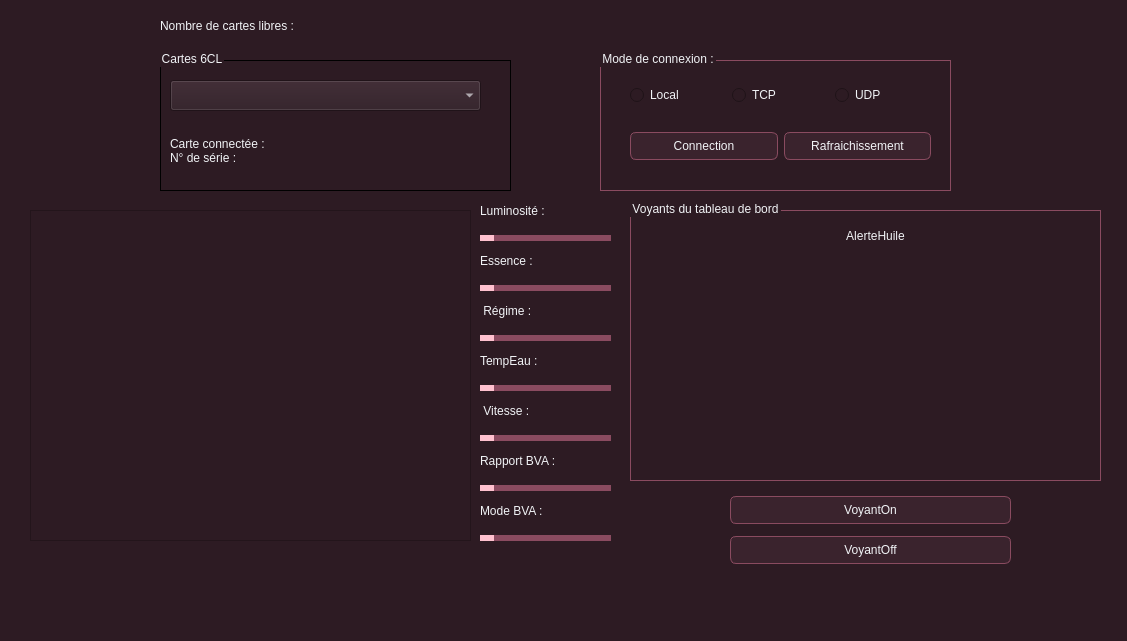
Before: the Qt Designer form mainwindow.ui in Kuro-Ex/Mini_Projet_Diag, drawn with Qt 5.
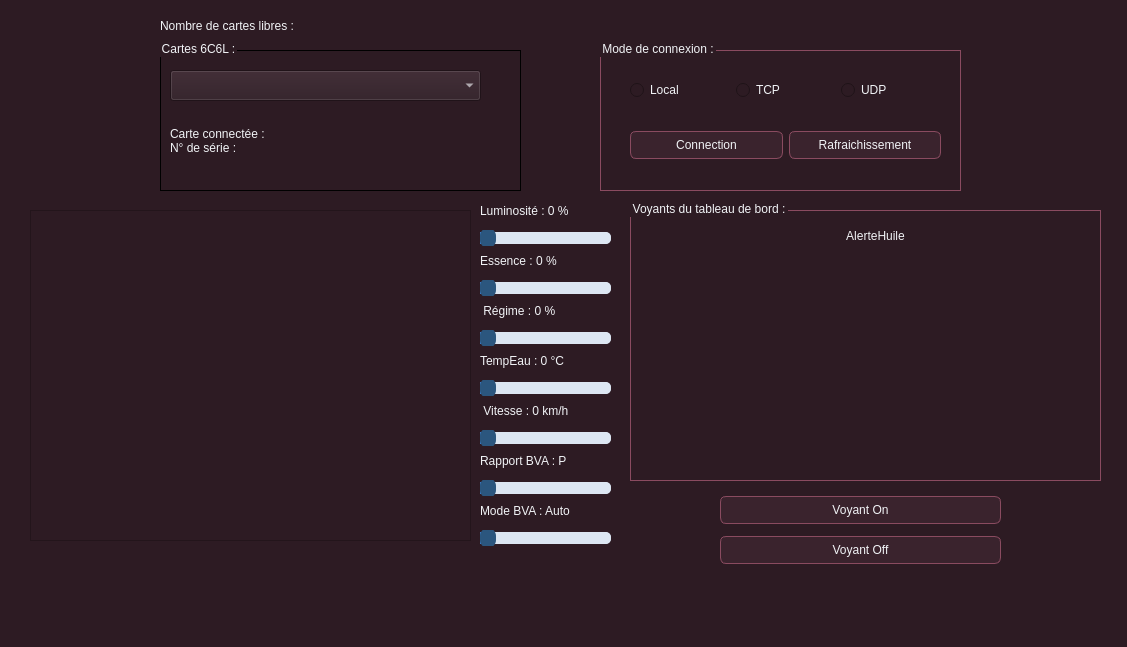
After: the same form once the commit is applied. Icons and pictures are not drawn.

Commit message: Leger changement a l'interface utilisé

The edit to the form file:
```diff
--- a/mainwindow.ui
+++ b/mainwindow.ui
@@ -7,14 +7,16 @@
     <x>0</x>
     <y>0</y>
     <width>1127</width>
-    <height>641</height>
+    <height>647</height>
    </rect>
   </property>
   <property name="windowTitle">
    <string>MainWindow</string>
   </property>
   <property name="styleSheet">
-   <string notr="true">QMainWindow {
+   <string notr="true">
+
+QMainWindow {
     background-color: #3A232D;
 }
 
@@ -56,6 +58,55 @@
 QLabel:disabled {
     color: rgba(255, 255, 255, 120);
 }
+
+QSlider::groove:horizontal {
+    height: 10px;
+    background: #DCE6F2;          /* partie vide */
+    border-radius: 5px;
+}
+
+QSlider::sub-page:horizontal {
+    background: #E8B04A;          /* couleur baguette 🍞 */
+    border-radius: 5px;
+}
+
+QSlider::add-page:horizontal {
+    background: #DCE6F2;
+    border-radius: 5px;
+}
+
+QSlider::handle:horizontal {
+    background: #2B567E;          /* poignée */
+    width: 16px;
+    height: 16px;
+    margin: -4px 0;               /* centre la poignée */
+    border-radius: 8px;
+}
+
+QSlider::sub-page:horizontal {
+    background: #3D7CC9;   /* bleu TETO */
+}
+
+QSlider::groove:horizontal {
+    height: 12px;
+    border-radius: 6px;
+    background: qlineargradient(
+        x1:0, y1:0, x2:1, y2:0,
+        stop:0 #DCE6F2,
+        stop:1 #BFCAD6
+    );
+}
+
+QSlider::sub-page:horizontal {
+    background: qlineargradient(
+        x1:0, y1:0, x2:1, y2:0,
+        stop:0 #F4C76A,
+        stop:1 #E8B04A
+    );
+    border-radius: 6px;
+}
+
+
 </string>
   </property>
   <widget class="QWidget" name="centralwidget">
@@ -63,9 +114,9 @@
     <property name="geometry">
      <rect>
       <x>160</x>
-      <y>50</y>
-      <width>351</width>
-      <height>141</height>
+      <y>40</y>
+      <width>361</width>
+      <height>151</height>
      </rect>
     </property>
     <property name="styleSheet">
@@ -73,7 +124,7 @@
 </string>
     </property>
     <property name="title">
-     <string>Cartes 6CL</string>
+     <string>Cartes 6C6L :</string>
     </property>
     <widget class="QComboBox" name="comboBoxCartes">
      <property name="geometry">
@@ -238,7 +289,7 @@
      <string notr="true">font: 700 10pt &quot;Segoe UI&quot;;</string>
     </property>
     <property name="text">
-     <string> Régime :</string>
+     <string> Régime : 0 %</string>
     </property>
    </widget>
    <widget class="QLabel" name="labelEssence">
@@ -254,7 +305,7 @@
      <string notr="true">font: 700 10pt &quot;Segoe UI&quot;;</string>
     </property>
     <property name="text">
-     <string>Essence :</string>
+     <string>Essence : 0 %</string>
     </property>
    </widget>
    <widget class="QLabel" name="labelVitesse">
@@ -270,7 +321,7 @@
      <string notr="true">font: 700 10pt &quot;Segoe UI&quot;;</string>
     </property>
     <property name="text">
-     <string> Vitesse :</string>
+     <string> Vitesse : 0 km/h</string>
     </property>
    </widget>
    <widget class="QLabel" name="labelRapportBVA">
@@ -286,7 +337,7 @@
      <string notr="true">font: 700 10pt &quot;Segoe UI&quot;;</string>
     </property>
     <property name="text">
-     <string>Rapport BVA :</string>
+     <string>Rapport BVA : P</string>
     </property>
    </widget>
    <widget class="QLabel" name="labelTempEau">
@@ -302,7 +353,7 @@
      <string notr="true">font: 700 10pt &quot;Segoe UI&quot;;</string>
     </property>
     <property name="text">
-     <string>TempEau :</string>
+     <string>TempEau : 0 °C</string>
     </property>
    </widget>
    <widget class="QLabel" name="labelModeBVA">
@@ -318,7 +369,7 @@
      <string notr="true">font: 700 10pt &quot;Segoe UI&quot;;</string>
     </property>
     <property name="text">
-     <string>Mode BVA :</string>
+     <string>Mode BVA : Auto</string>
     </property>
    </widget>
    <widget class="QSlider" name="sliderLuminosite">
@@ -330,6 +381,9 @@
       <height>16</height>
      </rect>
     </property>
+    <property name="maximum">
+     <number>100</number>
+    </property>
     <property name="orientation">
      <enum>Qt::Horizontal</enum>
     </property>
@@ -347,7 +401,7 @@
      <string notr="true">font: 700 10pt &quot;Segoe UI&quot;;</string>
     </property>
     <property name="text">
-     <string>Luminosité :</string>
+     <string>Luminosité : 0 %</string>
     </property>
    </widget>
    <widget class="QGroupBox" name="groupBox_3">
@@ -359,8 +413,11 @@
       <height>281</height>
      </rect>
     </property>
+    <property name="styleSheet">
+     <string notr="true">font: 12pt &quot;Bernard MT Condensed&quot;;</string>
+    </property>
     <property name="title">
-     <string>Voyants du tableau de bord</string>
+     <string>Voyants du tableau de bord :</string>
     </property>
     <widget class="QPushButton" name="feuxBrouillardAr">
      <property name="geometry">
@@ -812,11 +869,14 @@
     <property name="geometry">
      <rect>
       <x>600</x>
-      <y>50</y>
-      <width>351</width>
-      <height>141</height>
+      <y>40</y>
+      <width>361</width>
+      <height>151</height>
      </rect>
     </property>
+    <property name="styleSheet">
+     <string notr="true">font: 12pt &quot;Bernard MT Condensed&quot;;</string>
+    </property>
     <property name="title">
      <string>Mode de connexion :</string>
     </property>
@@ -825,8 +885,8 @@
       <rect>
        <x>30</x>
        <y>30</y>
-       <width>301</width>
-       <height>31</height>
+       <width>311</width>
+       <height>41</height>
       </rect>
      </property>
      <layout class="QHBoxLayout" name="horizontalLayout_10">
@@ -857,9 +917,9 @@
      <property name="geometry">
       <rect>
        <x>30</x>
-       <y>60</y>
-       <width>301</width>
-       <height>72</height>
+       <y>70</y>
+       <width>311</width>
+       <height>71</height>
       </rect>
      </property>
      <layout class="QVBoxLayout" name="verticalLayout_5">
@@ -887,7 +947,7 @@
    <widget class="QWidget" name="verticalLayoutWidget_2">
     <property name="geometry">
      <rect>
-      <x>730</x>
+      <x>720</x>
       <y>490</y>
       <width>281</width>
       <height>80</height>
@@ -896,15 +956,21 @@
     <layout class="QVBoxLayout" name="verticalLayout">
      <item>
       <widget class="QPushButton" name="btnVoyantsOn">
+       <property name="styleSheet">
+        <string notr="true">font: 12pt &quot;Bernard MT Condensed&quot;;</string>
+       </property>
        <property name="text">
-        <string>VoyantOn</string>
+        <string>Voyant On</string>
        </property>
       </widget>
      </item>
      <item>
       <widget class="QPushButton" name="btnVoyantsOff">
+       <property name="styleSheet">
+        <string notr="true">font: 12pt &quot;Bernard MT Condensed&quot;;</string>
+       </property>
        <property name="text">
-        <string>VoyantOff</string>
+        <string>Voyant Off</string>
        </property>
       </widget>
      </item>
```
Left out of the diff: 20 changed lines with no effect on the pictures. The commit also changes 1 other file.
